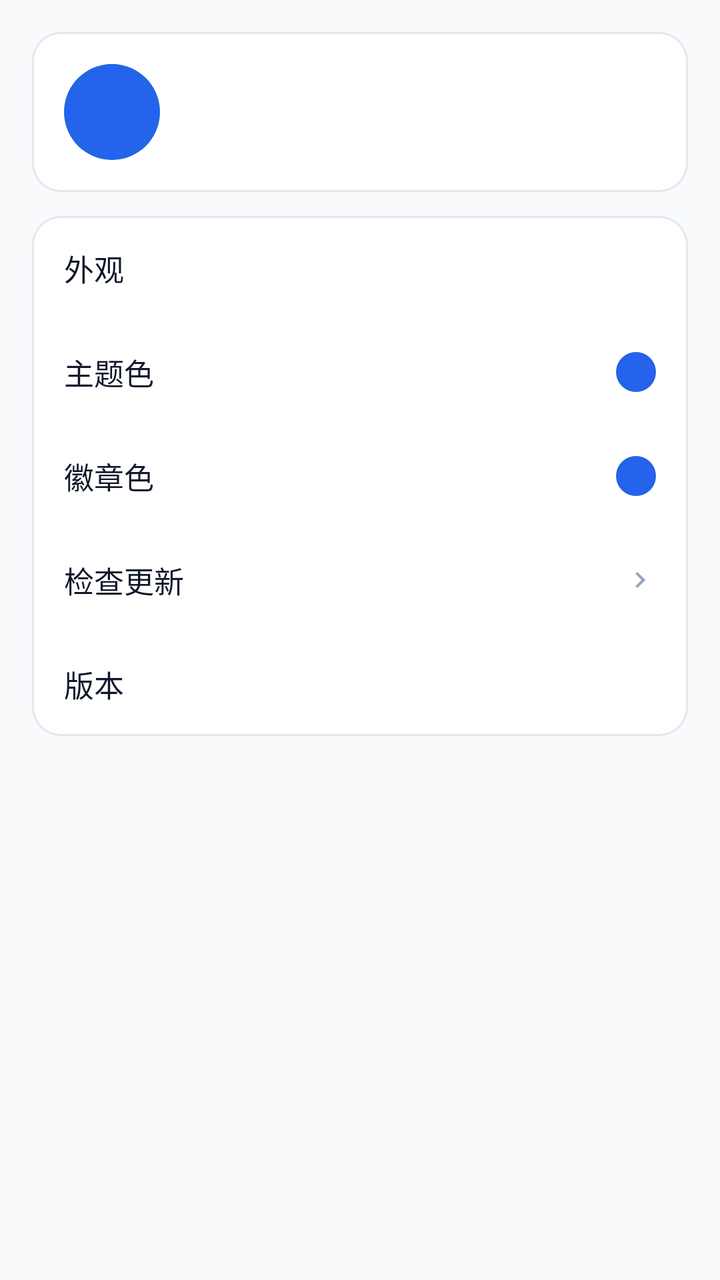
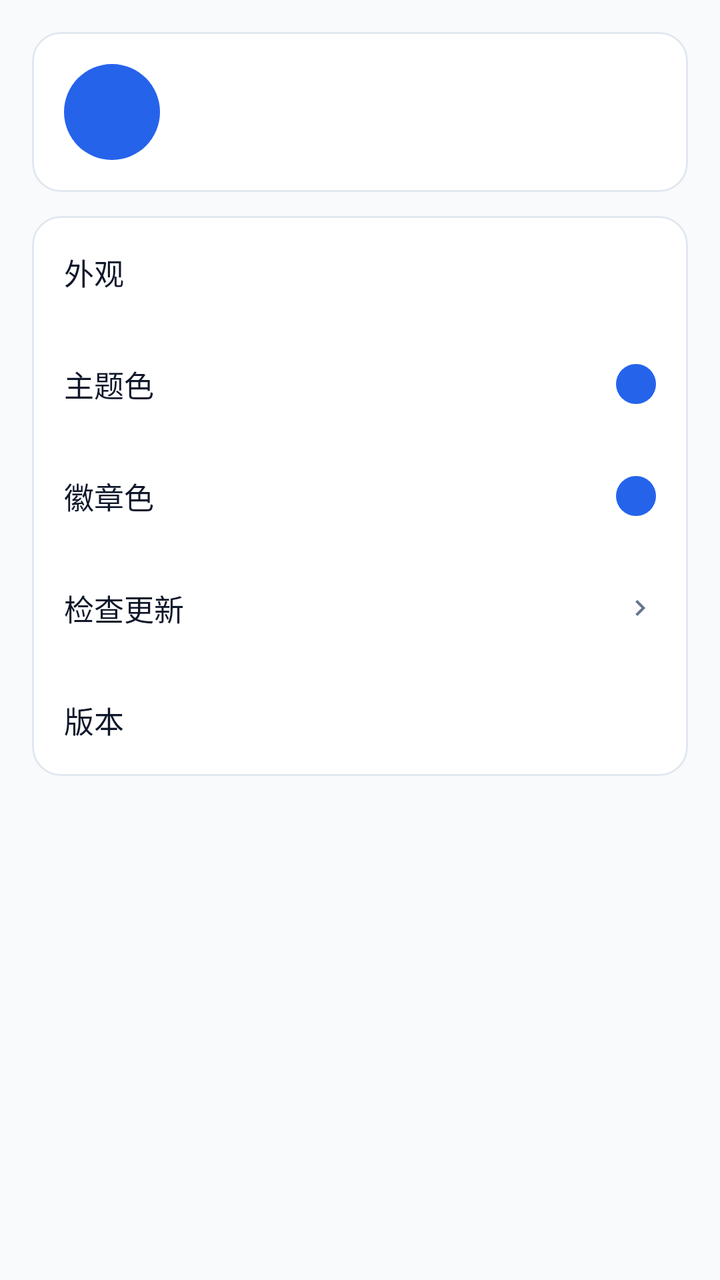

The first picture is an Android layout as it rendered before a commit; the second is the same layout after the commit. The layout source and the unified diff follow.
<!-- AndroidManifest.xml: application theme Theme.CityFootprint -->
<!-- res/layout/fragment_mine.xml -->
<?xml version="1.0" encoding="utf-8"?>
<ScrollView xmlns:android="http://schemas.android.com/apk/res/android"
    android:layout_width="match_parent"
    android:layout_height="match_parent"
    android:background="@color/bg"
    android:fillViewport="true">

    <LinearLayout
        android:layout_width="match_parent"
        android:layout_height="wrap_content"
        android:orientation="vertical"
        android:padding="16dp">

        
        
        <LinearLayout
            android:id="@+id/rowProfile"
            android:layout_width="match_parent"
            android:layout_height="wrap_content"
            android:background="@drawable/bg_card"
            android:clickable="true"
            android:focusable="true"
            android:gravity="center_vertical"
            android:orientation="horizontal"
            android:padding="16dp">

            
            <FrameLayout
                android:layout_width="48dp"
                android:layout_height="48dp">

                <TextView
                    android:id="@+id/textAvatar"
                    android:layout_width="match_parent"
                    android:layout_height="match_parent"
                    android:background="@drawable/bg_avatar"
                    android:gravity="center"
                    android:textColor="@color/on_accent"
                    android:textSize="20sp"
                    android:textStyle="bold" />

                <ImageView
                    android:id="@+id/imageAvatar"
                    android:layout_width="match_parent"
                    android:layout_height="match_parent"
                    android:clipToOutline="true"
                    android:contentDescription="@string/mine_change_avatar"
                    android:scaleType="centerCrop"
                    android:visibility="gone" />
            </FrameLayout>

            <LinearLayout
                android:layout_width="0dp"
                android:layout_height="wrap_content"
                android:layout_marginStart="12dp"
                android:layout_weight="1"
                android:orientation="vertical">

                <TextView
                    android:id="@+id/textNickname"
                    android:layout_width="match_parent"
                    android:layout_height="wrap_content"
                    android:textColor="@color/fg"
                    android:textSize="17sp"
                    android:textStyle="bold" />

                <TextView
                    android:id="@+id/textUuid"
                    android:layout_width="match_parent"
                    android:layout_height="wrap_content"
                    android:layout_marginTop="4dp"
                    android:textColor="@color/text_tertiary"
                    android:textSize="11sp" />
            </LinearLayout>
        </LinearLayout>

        
        <LinearLayout
            android:layout_width="match_parent"
            android:layout_height="wrap_content"
            android:layout_marginTop="12dp"
            android:background="@drawable/bg_card"
            android:orientation="vertical">

            <LinearLayout
                android:id="@+id/rowAppearance"
                android:layout_width="match_parent"
                android:layout_height="52dp"
                android:background="?attr/selectableItemBackground"
                android:gravity="center_vertical"
                android:orientation="horizontal"
                android:paddingStart="16dp"
                android:paddingEnd="16dp">

                <TextView
                    android:layout_width="0dp"
                    android:layout_height="wrap_content"
                    android:layout_weight="1"
                    android:text="@string/mine_appearance"
                    android:textColor="@color/fg"
                    android:textSize="15sp" />

                <TextView
                    android:id="@+id/textAppearance"
                    android:layout_width="wrap_content"
                    android:layout_height="wrap_content"
                    android:textColor="@color/text_secondary"
                    android:textSize="13sp" />
            </LinearLayout>

            <LinearLayout
                android:id="@+id/rowTheme"
                android:layout_width="match_parent"
                android:layout_height="52dp"
                android:background="?attr/selectableItemBackground"
                android:gravity="center_vertical"
                android:orientation="horizontal"
                android:paddingStart="16dp"
                android:paddingEnd="16dp">

                <TextView
                    android:layout_width="0dp"
                    android:layout_height="wrap_content"
                    android:layout_weight="1"
                    android:text="@string/mine_theme_color"
                    android:textColor="@color/fg"
                    android:textSize="15sp" />

                <View
                    android:id="@+id/colorDotTheme"
                    android:layout_width="20dp"
                    android:layout_height="20dp"
                    android:background="@drawable/bg_avatar" />
            </LinearLayout>

            <LinearLayout
                android:id="@+id/rowBadge"
                android:layout_width="match_parent"
                android:layout_height="52dp"
                android:background="?attr/selectableItemBackground"
                android:gravity="center_vertical"
                android:orientation="horizontal"
                android:paddingStart="16dp"
                android:paddingEnd="16dp">

                <TextView
                    android:layout_width="0dp"
                    android:layout_height="wrap_content"
                    android:layout_weight="1"
                    android:text="@string/mine_badge_color"
                    android:textColor="@color/fg"
                    android:textSize="15sp" />

                <View
                    android:id="@+id/colorDot"
                    android:layout_width="20dp"
                    android:layout_height="20dp"
                    android:background="@drawable/bg_avatar" />
            </LinearLayout>

            <LinearLayout
                android:id="@+id/rowCheckUpdate"
                android:layout_width="match_parent"
                android:layout_height="52dp"
                android:background="?attr/selectableItemBackground"
                android:gravity="center_vertical"
                android:orientation="horizontal"
                android:paddingStart="16dp"
                android:paddingEnd="16dp">

                <TextView
                    android:layout_width="0dp"
                    android:layout_height="wrap_content"
                    android:layout_weight="1"
                    android:text="@string/mine_check_update"
                    android:textColor="@color/fg"
                    android:textSize="15sp" />

                <ImageView
                    android:layout_width="16dp"
                    android:layout_height="16dp"
                    android:contentDescription="@null"
                    android:src="@drawable/ic_arrow_right"
                    android:tint="@color/text_tertiary" />
            </LinearLayout>

            <LinearLayout
                android:layout_width="match_parent"
                android:layout_height="52dp"
                android:gravity="center_vertical"
                android:orientation="horizontal"
                android:paddingStart="16dp"
                android:paddingEnd="16dp">

                <TextView
                    android:layout_width="0dp"
                    android:layout_height="wrap_content"
                    android:layout_weight="1"
                    android:text="@string/mine_version"
                    android:textColor="@color/fg"
                    android:textSize="15sp" />

                <TextView
                    android:id="@+id/textVersion"
                    android:layout_width="wrap_content"
                    android:layout_height="wrap_content"
                    android:textColor="@color/text_secondary"
                    android:textSize="13sp" />
            </LinearLayout>
        </LinearLayout>
    </LinearLayout>
</ScrollView>
<!-- resources referenced by this layout -->
<resources>
  <color name="bg">#F8FAFC</color>
  <color name="fg">#0F172A</color>
  <color name="on_accent">#FFFFFF</color>
  <color name="text_secondary">#64748B</color>
  <color name="text_tertiary">#94A3B8</color>
  <!-- drawable bg_avatar (drawable) -->
  <?xml version="1.0" encoding="utf-8"?>
  <shape xmlns:android="http://schemas.android.com/apk/res/android"
      android:shape="oval">
      <solid android:color="?attr/appAccent" />
  </shape>
  <!-- drawable bg_card (drawable) -->
  <?xml version="1.0" encoding="utf-8"?>
  <shape xmlns:android="http://schemas.android.com/apk/res/android"
      android:shape="rectangle">
      <corners android:radius="14dp" />
      <solid android:color="@color/card" />
      <stroke
          android:width="1dp"
          android:color="@color/border" />
  </shape>
  <!-- drawable ic_arrow_right (drawable) -->
  <?xml version="1.0" encoding="utf-8"?>
  <vector xmlns:android="http://schemas.android.com/apk/res/android"
      android:width="24dp"
      android:height="24dp"
      android:viewportWidth="24"
      android:viewportHeight="24"
      android:tint="?attr/colorControlNormal">
      <path
          android:fillColor="@android:color/white"
          android:pathData="M10 6L8.59 7.41 13.17 12l-4.58 4.59L10 18l6-6z" />
  </vector>
  <string name="mine_appearance">外观</string>
  <string name="mine_badge_color">徽章色</string>
  <string name="mine_change_avatar">点击更换头像</string>
  <string name="mine_check_update">检查更新</string>
  <string name="mine_theme_color">主题色</string>
  <string name="mine_version">版本</string>
  <color name="card">#FFFFFF</color>
  <color name="border">#E2E8F0</color>
  <color name="accent">#2563EB</color>
  <color name="accent_light">#EFF6FF</color>
  <color name="accent_soft_fg">#1D4ED8</color>
  <color name="muted_fg">#64748B</color>
  <color name="muted">#E2E8F0</color>
  <color name="destructive">#DC2626</color>
  <color name="window_bg_light">#FFFFFF</color>
  <style name="Widget.App.CardView" parent="Widget.Material3.CardView.Outlined">
          <item name="cardCornerRadius">14dp</item>
          <item name="cardElevation">0dp</item>
          <item name="cardBackgroundColor">@color/card</item>
          <item name="strokeColor">@color/border</item>
          <item name="strokeWidth">1dp</item>
      </style>
  <style name="Widget.App.Button" parent="Widget.Material3.Button">
          <item name="cornerRadius">999dp</item>
      </style>
  <style name="Widget.App.PopupMenu" parent="Widget.Material3.PopupMenu">
          
          <item name="android:popupBackground">@drawable/bg_popup_menu</item>
          
          <item name="dropdownListPreferredItemHeight">52dp</item>
          
          <item name="android:textAppearanceLargePopupMenu">@style/TextAppearance.App.PopupMenuItem</item>
      </style>
  <!-- drawable bg_popup_menu (drawable) -->
  <?xml version="1.0" encoding="utf-8"?>
  <inset xmlns:android="http://schemas.android.com/apk/res/android"
      android:inset="8dp">
      <shape android:shape="rectangle">
          <corners android:radius="14dp" />
          <solid android:color="@color/card" />
          <stroke
              android:width="1dp"
              android:color="@color/border" />
      </shape>
  </inset>
  <style name="TextAppearance.App.PopupMenuItem" parent="TextAppearance.Material3.BodyLarge">
          <item name="android:textColor">@color/fg</item>
          <item name="android:textSize">15sp</item>
      </style>
  <!-- unchanged entries left out for length: 1 -->
</resources>

<!-- the commit's change to res/layout/fragment_mine.xml (unified diff, before → after) -->
@@ -70,7 +70,7 @@
                     android:layout_height="wrap_content"
                     android:layout_marginTop="4dp"
                     android:textColor="@color/text_tertiary"
-                    android:textSize="11sp" />
+                    android:textSize="12sp" />
             </LinearLayout>
         </LinearLayout>
 
@@ -85,7 +85,7 @@
             <LinearLayout
                 android:id="@+id/rowAppearance"
                 android:layout_width="match_parent"
-                android:layout_height="52dp"
+                android:layout_height="56dp"
                 android:background="?attr/selectableItemBackground"
                 android:gravity="center_vertical"
                 android:orientation="horizontal"
@@ -111,7 +111,7 @@
             <LinearLayout
                 android:id="@+id/rowTheme"
                 android:layout_width="match_parent"
-                android:layout_height="52dp"
+                android:layout_height="56dp"
                 android:background="?attr/selectableItemBackground"
                 android:gravity="center_vertical"
                 android:orientation="horizontal"
@@ -136,7 +136,7 @@
             <LinearLayout
                 android:id="@+id/rowBadge"
                 android:layout_width="match_parent"
-                android:layout_height="52dp"
+                android:layout_height="56dp"
                 android:background="?attr/selectableItemBackground"
                 android:gravity="center_vertical"
                 android:orientation="horizontal"
@@ -161,7 +161,7 @@
             <LinearLayout
                 android:id="@+id/rowCheckUpdate"
                 android:layout_width="match_parent"
-                android:layout_height="52dp"
+                android:layout_height="56dp"
                 android:background="?attr/selectableItemBackground"
                 android:gravity="center_vertical"
                 android:orientation="horizontal"
@@ -186,7 +186,7 @@
 
             <LinearLayout
                 android:layout_width="match_parent"
-                android:layout_height="52dp"
+                android:layout_height="56dp"
                 android:gravity="center_vertical"
                 android:orientation="horizontal"
                 android:paddingStart="16dp"
<!-- resource entries referenced after the edit -->
@@ -4,7 +4,7 @@
   <color name="fg">#0F172A</color>
   <color name="on_accent">#FFFFFF</color>
   <color name="text_secondary">#64748B</color>
-  <color name="text_tertiary">#94A3B8</color>
+  <color name="text_tertiary">#64748B</color>
   <!-- drawable bg_avatar (drawable) -->
   <?xml version="1.0" encoding="utf-8"?>
   <shape xmlns:android="http://schemas.android.com/apk/res/android"
